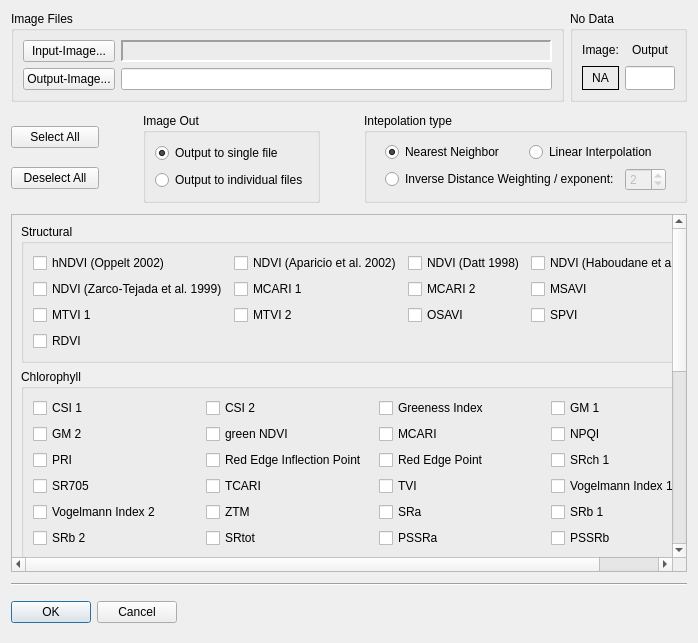
Before: the Qt Designer form enmapbox/apps/the_lmu_app/GUI_VIT.ui in jakimowb/enmapbox_testmigration2, drawn with Qt 5.
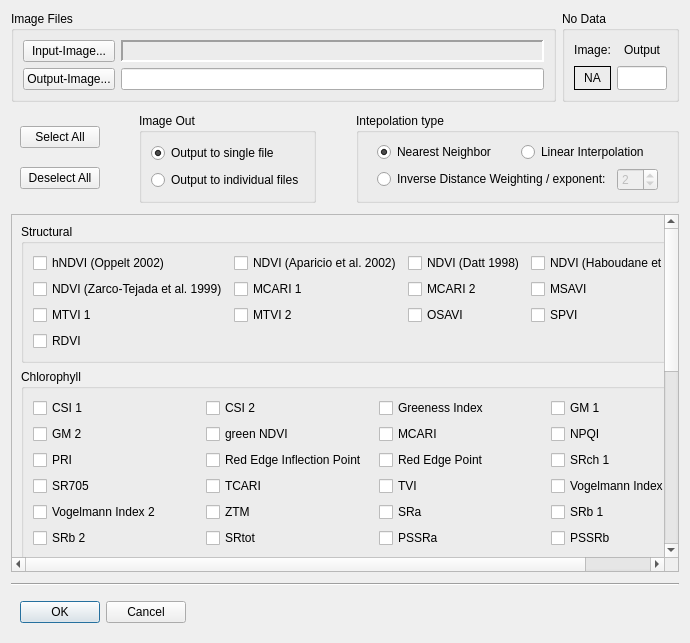
After: the same form once the commit is applied. Custom widgets are drawn as their Qt base class.

```diff
--- a/enmapbox/apps/the_lmu_app/GUI_VIT.ui
+++ b/enmapbox/apps/the_lmu_app/GUI_VIT.ui
@@ -7,26 +7,26 @@
    <rect>
     <x>0</x>
     <y>0</y>
-    <width>698</width>
+    <width>690</width>
     <height>643</height>
    </rect>
   </property>
   <property name="sizePolicy">
-   <sizepolicy hsizetype="Fixed" vsizetype="Fixed">
+   <sizepolicy hsizetype="Expanding" vsizetype="Fixed">
     <horstretch>0</horstretch>
     <verstretch>0</verstretch>
    </sizepolicy>
   </property>
   <property name="minimumSize">
    <size>
-    <width>698</width>
-    <height>643</height>
+    <width>690</width>
+    <height>0</height>
    </size>
   </property>
   <property name="maximumSize">
    <size>
-    <width>698</width>
-    <height>643</height>
+    <width>5000</width>
+    <height>5000</height>
    </size>
   </property>
   <property name="windowTitle">
@@ -49,7 +49,7 @@
        <rect>
         <x>0</x>
         <y>0</y>
-        <width>678</width>
+        <width>670</width>
         <height>373</height>
        </rect>
       </property>
@@ -667,7 +667,7 @@
      </property>
      <layout class="QHBoxLayout" name="horizontalLayout_3">
       <property name="leftMargin">
-       <number>0</number>
+       <number>9</number>
       </property>
       <item>
        <widget class="QPushButton" name="cmdOK">
@@ -756,7 +756,7 @@
         </property>
         <layout class="QVBoxLayout" name="verticalLayout_2">
          <property name="leftMargin">
-          <number>0</number>
+          <number>9</number>
          </property>
          <property name="topMargin">
           <number>5</number>
```
